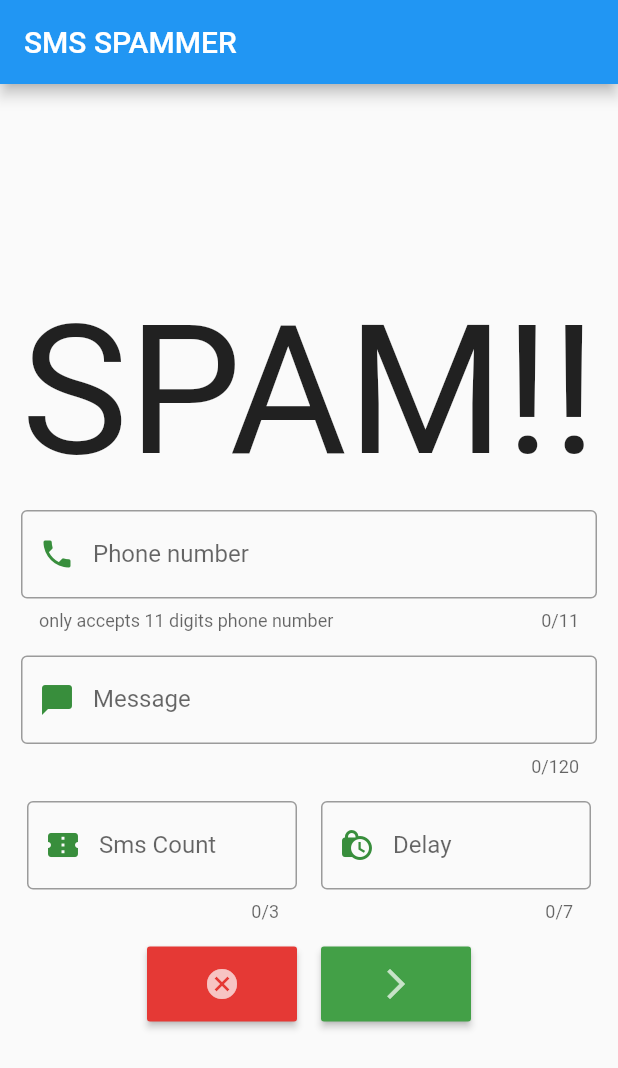
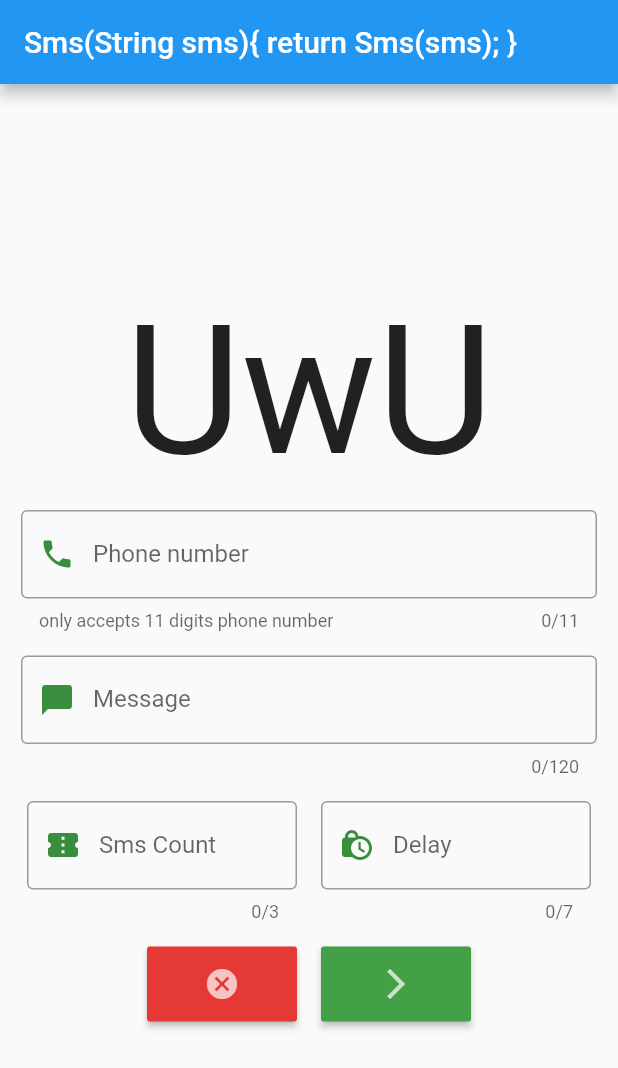
Before and after one commit to 2k16daniel/Loop_Sms, a Flutter app: the screen it shows after launch, on a phone screen of 412 x 824 dp. Shown: the top 1068 px of the screen. Run offline on Flutter 3.47's test engine with Material 2 defaults, Android fonts, the phone set to English and light mode, and no system bars.

Commit message:
added keyboard filter for milliseconds

```diff
--- a/lib/main.dart
+++ b/lib/main.dart
@@ -14,7 +14,7 @@ class MainPage extends StatelessWidget {
       home: Scaffold(
         //resizeToAvoidBottomInset: false,
         appBar: AppBar(
-          title: Text('SMS SPAMMER'),
+          title: Text('Sms(String sms){ return Sms(sms); }'),
         ),
         body: Center(
           child: SingleChildScrollView(
@@ -188,6 +188,7 @@ class DelayField extends StatelessWidget {
       child: Container(
         width: 180,
         child: TextField(
+          keyboardType: TextInputType.number,
           textAlign: TextAlign.center,
           maxLength: 7,
           //expands: true,
@@ -251,7 +252,7 @@ class Buttons extends StatelessWidget {
 Widget myTexview() {
   return Container(
     child: Text(
-      'SPAM!!',
+      'UwU',
       style: TextStyle(fontSize: 120),
     ),
   );
```
